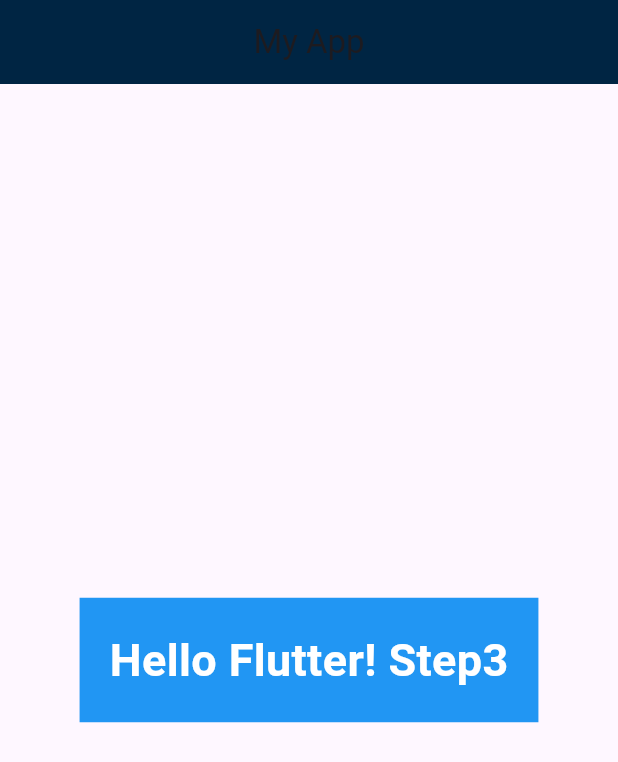
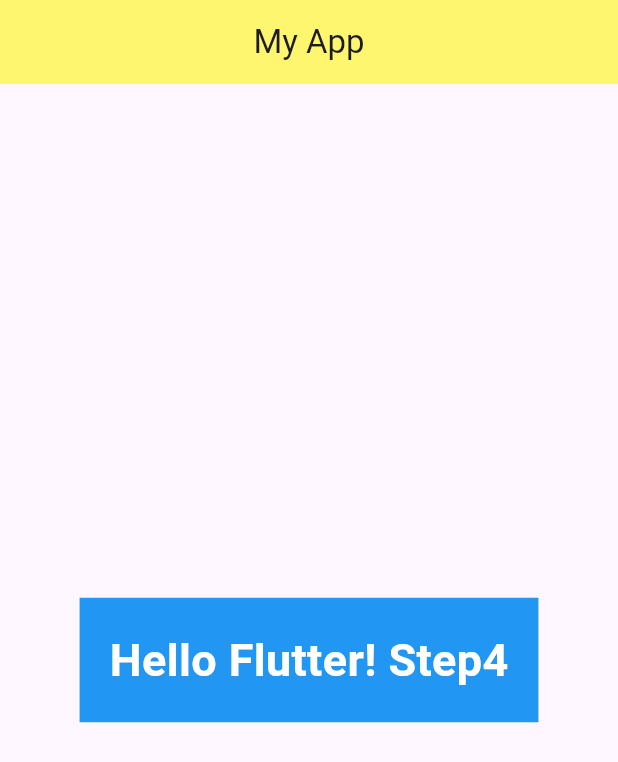
Before and after one commit to 0krit0/learn_flutter_67_1, a Flutter app: the screen it shows after launch, on a phone screen of 412 x 824 dp. Shown: the top 762 px of the screen. Run offline on Flutter 3.47's test engine with Material 3 defaults, Android fonts, the light colour scheme and no system bars.

Commit message:
Step 4 Sperate the home widget into its own file

```diff
--- a/lib/main.dart
+++ b/lib/main.dart
@@ -1,5 +1,5 @@
 import 'package:flutter/material.dart';
-
+import 'screen/home.dart';
 void main() {
   // runApp(const MyApp());
 
@@ -11,7 +11,7 @@
         home: Scaffold(
           appBar: AppBar(
             title: Text("My App"),
-            backgroundColor: const Color.fromARGB(255, 0, 37, 67) ,
+            backgroundColor: const Color.fromARGB(255, 253, 246, 110) ,
             centerTitle: true,
           ),
           body: Home(),
@@ -19,27 +19,3 @@
       ),
     );
 }
-
-class Home extends StatelessWidget {
-  const Home({super.key});
-
-  @override
-  Widget build(BuildContext context) {
-    //return Text("Hello Flutter! Step2");
-    return Center(
-      child: Container(
-        color: Colors.blue,
-        margin: EdgeInsets.symmetric(horizontal: 20, vertical: 10),
-        padding: EdgeInsets.all(20),
-        child: Text(
-          "Hello Flutter! Step3",
-          style: TextStyle(
-            fontSize: 30,
-            color: const Color.fromARGB(255, 255, 255, 255),
-            fontWeight: FontWeight.bold,
-          ),
-        ),
-      ),
-    );
-  }
-}
--- /dev/null
+++ b/lib/screen/home.dart
@@ -0,0 +1,25 @@
+import 'package:flutter/material.dart';
+
+class Home extends StatelessWidget {
+  const Home({super.key});
+
+  @override
+  Widget build(BuildContext context) {
+    //return Text("Hello Flutter! Step2");
+    return Center(
+      child: Container(
+        color: Colors.blue,
+        margin: EdgeInsets.symmetric(horizontal: 20, vertical: 10),
+        padding: EdgeInsets.all(20),
+        child: Text(
+          "Hello Flutter! Step4",
+          style: TextStyle(
+            fontSize: 30,
+            color: const Color.fromARGB(255, 255, 255, 255),
+            fontWeight: FontWeight.bold,
+          ),
+        ),
+      ),
+    );
+  }
+}
```
